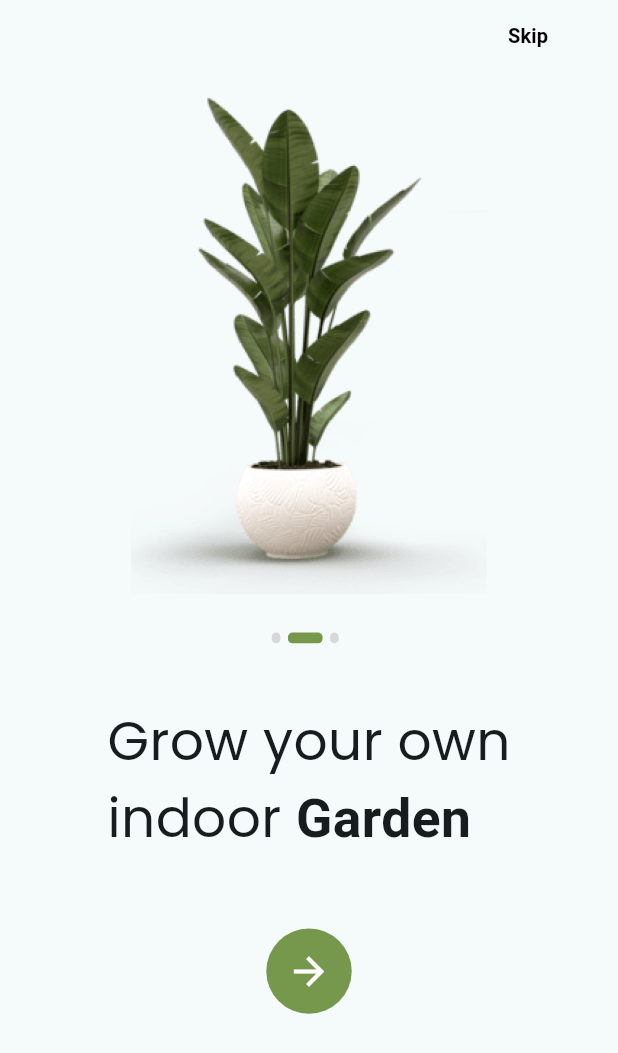
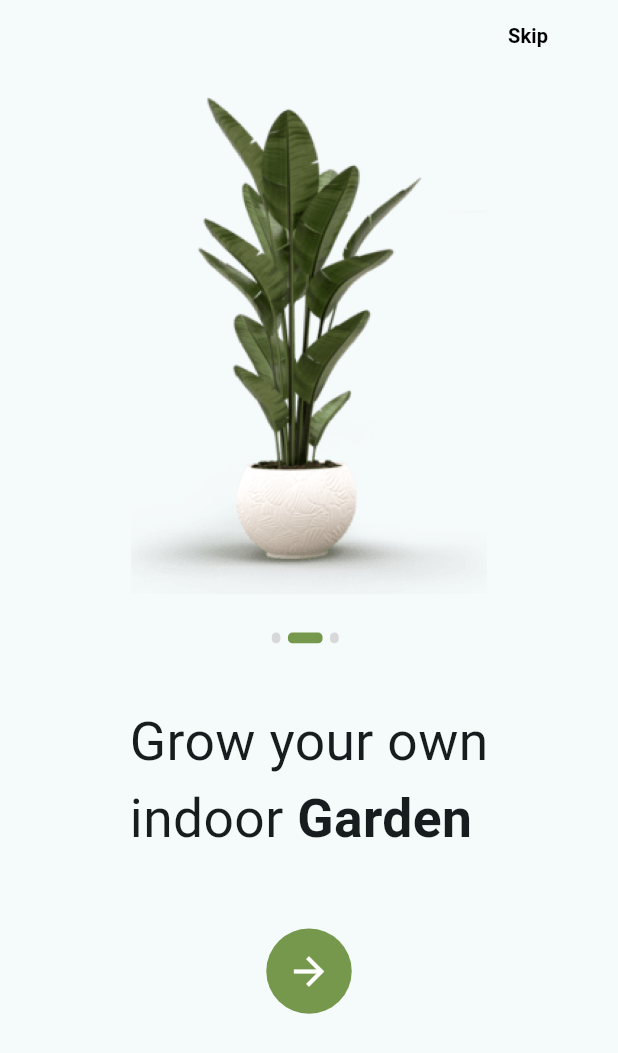
Before and after one commit to mrnpro/ui_challenge, a Flutter app: the screen it shows after launch, swiped to page 2, on a phone screen of 412 x 824 dp. Shown: the top 1053 px of the screen. Run offline on Flutter 3.47's test engine with Material 2 defaults, Android fonts, the phone set to English and light mode, and no system bars; our stand-ins replace flutter_screenutil, go_router, google_fonts, hooks_riverpod.

Commit message:
Update onboarding_list.dart

```diff
--- a/lib/presentation/screens/onboardingScreen/onboarding_list.dart
+++ b/lib/presentation/screens/onboardingScreen/onboarding_list.dart
@@ -18,7 +18,7 @@ final onboardingList = <OnboardingModel>[
       mainAxisAlignment: MainAxisAlignment.center,
       children: [
         Text.rich(TextSpan(
-            style: poppinsStyle.copyWith(
+            style: TextStyle(
               fontSize: 40.sp,
             ),
             children: const [
@@ -35,7 +35,7 @@ final onboardingList = <OnboardingModel>[
       mainAxisAlignment: MainAxisAlignment.center,
       children: [
         Text.rich(TextSpan(
-            style: poppinsStyle.copyWith(
+            style: TextStyle(
               fontSize: 40.sp,
             ),
             children: const [
@@ -52,7 +52,7 @@ final onboardingList = <OnboardingModel>[
       mainAxisAlignment: MainAxisAlignment.center,
       children: [
         Text.rich(TextSpan(
-            style: poppinsStyle.copyWith(
+            style: TextStyle(
               fontSize: 40.sp,
             ),
             children: const [
```
